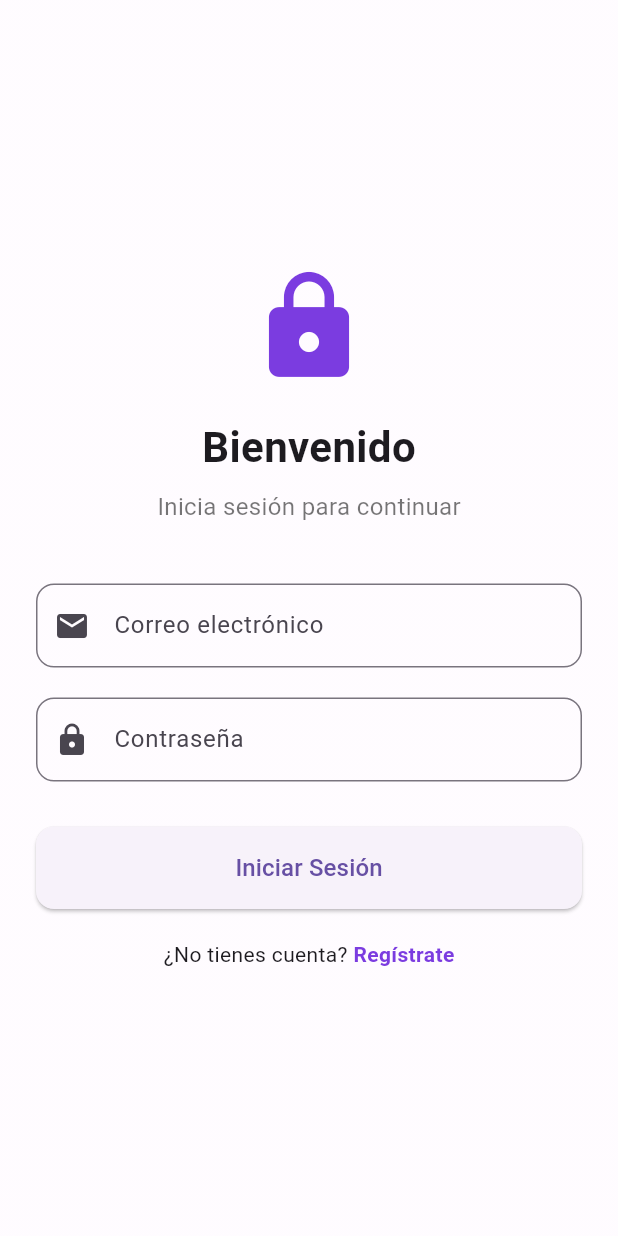
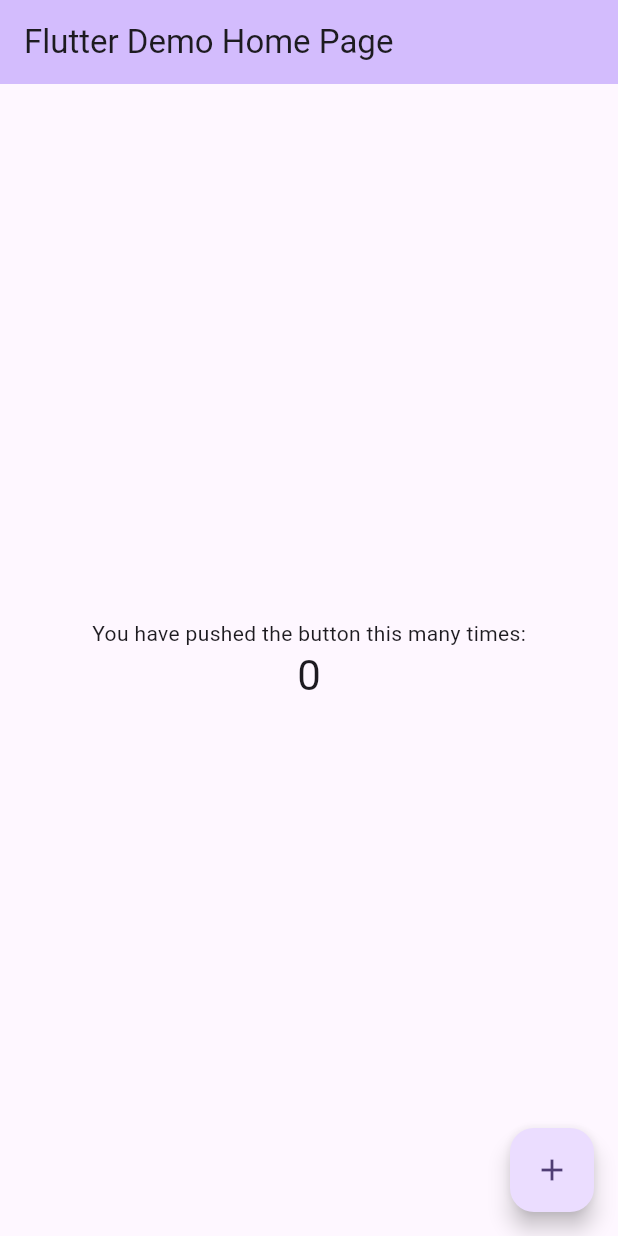
Before and after one commit to JOSSEyela/app-tareas, a Flutter app: the screen it shows after launch, on a phone screen of 412 x 824 dp. Run offline on Flutter 3.47's test engine with Material 3 defaults, Android fonts, the phone set to English and light mode, and no system bars.

Commit message:
Revert "Feat/login UI"

```diff
--- a/lib/main.dart
+++ b/lib/main.dart
@@ -1,6 +1,4 @@
 import 'package:flutter/material.dart';
-
-import 'screens/auth/login_screen.dart'; // Importa la pantalla de login
 
 void main() {
   runApp(const MyApp());
@@ -9,15 +7,116 @@ void main() {
 class MyApp extends StatelessWidget {
   const MyApp({super.key});
 
+  // This widget is the root of your application.
   @override
   Widget build(BuildContext context) {
     return MaterialApp(
-      debugShowCheckedModeBanner: false, // Quita el banner de debug
-      title: 'Mi App Flutter',
-      theme: ThemeData.light(),  // Tema claro por defecto
-      darkTheme: ThemeData.dark(), // Tema oscuro (se activará luego con Provider)
-      themeMode: ThemeMode.system, // Usa el tema del sistema
-      home: LoginScreen(), // <-- Aquí estableces la pantalla inicial
+      title: 'Flutter Demo',
+      theme: ThemeData(
+        // This is the theme of your application.
+        //
+        // TRY THIS: Try running your application with "flutter run". You'll see
+        // the application has a purple toolbar. Then, without quitting the app,
+        // try changing the seedColor in the colorScheme below to Colors.green
+        // and then invoke "hot reload" (save your changes or press the "hot
+        // reload" button in a Flutter-supported IDE, or press "r" if you used
+        // the command line to start the app).
+        //
+        // Notice that the counter didn't reset back to zero; the application
+        // state is not lost during the reload. To reset the state, use hot
+        // restart instead.
+        //
+        // This works for code too, not just values: Most code changes can be
+        // tested with just a hot reload.
+        colorScheme: ColorScheme.fromSeed(seedColor: Colors.deepPurple),
+      ),
+      home: const MyHomePage(title: 'Flutter Demo Home Page'),
     );
   }
 }
+
+class MyHomePage extends StatefulWidget {
+  const MyHomePage({super.key, required this.title});
+
+  // This widget is the home page of your application. It is stateful, meaning
+  // that it has a State object (defined below) that contains fields that affect
+  // how it looks.
+
+  // This class is the configuration for the state. It holds the values (in this
+  // case the title) provided by the parent (in this case the App widget) and
+  // used by the build method of the State. Fields in a Widget subclass are
+  // always marked "final".
+
+  final String title;
+
+  @override
+  State<MyHomePage> createState() => _MyHomePageState();
+}
+
+class _MyHomePageState extends State<MyHomePage> {
+  int _counter = 0;
+
+  void _incrementCounter() {
+    setState(() {
+      // This call to setState tells the Flutter framework that something has
+      // changed in this State, which causes it to rerun the build method below
+      // so that the display can reflect the updated values. If we changed
+      // _counter without calling setState(), then the build method would not be
+      // called again, and so nothing would appear to happen.
+      _counter++;
+    });
+  }
+
+  @override
+  Widget build(BuildContext context) {
+    // This method is rerun every time setState is called, for instance as done
+    // by the _incrementCounter method above.
+    //
+    // The Flutter framework has been optimized to make rerunning build methods
+    // fast, so that you can just rebuild anything that needs updating rather
+    // than having to individually change instances of widgets.
+    return Scaffold(
+      appBar: AppBar(
+        // TRY THIS: Try changing the color here to a specific color (to
+        // Colors.amber, perhaps?) and trigger a hot reload to see the AppBar
+        // change color while the other colors stay the same.
+        backgroundColor: Theme.of(context).colorScheme.inversePrimary,
+        // Here we take the value from the MyHomePage object that was created by
+        // the App.build method, and use it to set our appbar title.
+        title: Text(widget.title),
+      ),
+      body: Center(
+        // Center is a layout widget. It takes a single child and positions it
+        // in the middle of the parent.
+        child: Column(
+          // Column is also a layout widget. It takes a list of children and
+          // arranges them vertically. By default, it sizes itself to fit its
+          // children horizontally, and tries to be as tall as its parent.
+          //
+          // Column has various properties to control how it sizes itself and
+          // how it positions its children. Here we use mainAxisAlignment to
+          // center the children vertically; the main axis here is the vertical
+          // axis because Columns are vertical (the cross axis would be
+          // horizontal).
+          //
+          // TRY THIS: Invoke "debug painting" (choose the "Toggle Debug Paint"
+          // action in the IDE, or press "p" in the console), to see the
+          // wireframe for each widget.
+          mainAxisAlignment: MainAxisAlignment.center,
+          children: <Widget>[
+            const Text('You have pushed the button this many times:'),
+            Text(
+              '$_counter',
+              style: Theme.of(context).textTheme.headlineMedium,
+            ),
+          ],
+        ),
+      ),
+      floatingActionButton: FloatingActionButton(
+        onPressed: _incrementCounter,
+        tooltip: 'Increment',
+        child: const Icon(Icons.add),
+      ), // This trailing comma makes auto-formatting nicer for build methods.
+    );
+  }
+}
--- a/lib/screens/auth/login_screen.dart
+++ /dev/null
@@ -1,102 +0,0 @@
-import 'package:flutter/material.dart';
-
-import '../../widgets/custom_button.dart';
-import '../../widgets/custom_text_field.dart';
-
-class LoginScreen extends StatelessWidget {
-  LoginScreen({super.key});
-
-  // Controladores para los campos de texto
-  final TextEditingController emailController = TextEditingController();
-  final TextEditingController passwordController = TextEditingController();
-
-  @override
-  Widget build(BuildContext context) {
-    return Scaffold(
-      body: Container(
-        width: double.infinity,
-        decoration: const BoxDecoration(
-          gradient: LinearGradient(
-            colors: [Color.fromARGB(147, 255, 255, 255), Color.fromARGB(146, 255, 255, 255)],
-            begin: Alignment.topCenter,
-            end: Alignment.bottomCenter,
-          ),
-        ),
-        child: SafeArea(
-          child: Center(
-            child: SingleChildScrollView(
-              padding: const EdgeInsets.symmetric(horizontal: 24, vertical: 40),
-              child: Column(
-                mainAxisAlignment: MainAxisAlignment.center,
-                children: [
-                  // Logo o título
-                  const Icon(Icons.lock, size: 80, color: Color.fromARGB(255, 123, 60, 224)),
-                  const SizedBox(height: 20),
-                  const Text(
-                    "Bienvenido",
-                    style: TextStyle(fontSize: 28, fontWeight: FontWeight.bold),
-                  ),
-                  const SizedBox(height: 8),
-                  const Text(
-                    "Inicia sesión para continuar",
-                    style: TextStyle(fontSize: 16, color: Colors.black54),
-                  ),
-                  const SizedBox(height: 40),
-
-                  // Campo de email
-                  CustomTextField(
-                    label: "Correo electrónico",
-                    icon: Icons.email,
-                    controller: emailController,
-                  ),
-                  const SizedBox(height: 20),
-
-                  // Campo de contraseña
-                  CustomTextField(
-                    label: "Contraseña",
-                    icon: Icons.lock,
-                    isPassword: true,
-                    controller: passwordController,
-                  ),
-                  const SizedBox(height: 30),
-
-                  // Botón de iniciar sesión
-                  CustomButton(
-                    text: "Iniciar Sesión",
-                    onPressed: () {
-                      // Aquí luego se agregará la lógica con Firebase
-                      ScaffoldMessenger.of(context).showSnackBar(
-                        const SnackBar(content: Text("Iniciando sesión...")),
-                      );
-                    },
-                  ),
-                  const SizedBox(height: 20),
-
-                  // Link de registro
-                  Row(
-                    mainAxisAlignment: MainAxisAlignment.center,
-                    children: [
-                      const Text("¿No tienes cuenta? "),
-                      GestureDetector(
-                        onTap: () {
-                          // Navegación futura a la pantalla de registro
-                        },
-                        child: const Text(
-                          "Regístrate",
-                          style: TextStyle(
-                            color: Color.fromARGB(255, 123, 60, 224),
-                            fontWeight: FontWeight.bold,
-                          ),
-                        ),
-                      ),
-                    ],
-                  )
-                ],
-              ),
-            ),
-          ),
-        ),
-      ),
-    );
-  }
-}
--- a/lib/widgets/custom_button.dart
+++ /dev/null
@@ -1,32 +0,0 @@
-import 'package:flutter/material.dart';
-
-class CustomButton extends StatelessWidget {
-  final String text;
-  final VoidCallback onPressed;
-
-  const CustomButton({
-    super.key,
-    required this.text,
-    required this.onPressed,
-  });
-
-  @override
-  Widget build(BuildContext context) {
-    return SizedBox(
-      width: double.infinity, // Ocupa todo el ancho
-      child: ElevatedButton(
-        style: ElevatedButton.styleFrom(
-          padding: const EdgeInsets.symmetric(vertical: 16),
-          shape: RoundedRectangleBorder(
-            borderRadius: BorderRadius.circular(12),
-          ),
-        ),
-        onPressed: onPressed,
-        child: Text(
-          text,
-          style: const TextStyle(fontSize: 16),
-        ),
-      ),
-    );
-  }
-}
--- a/lib/widgets/custom_text_field.dart
+++ /dev/null
@@ -1,31 +0,0 @@
-import 'package:flutter/material.dart';
-
-class CustomTextField extends StatelessWidget {
-  final String label;
-  final IconData icon;
-  final bool isPassword;
-  final TextEditingController controller;
-
-  const CustomTextField({
-    super.key,
-    required this.label,
-    required this.icon,
-    this.isPassword = false,
-    required this.controller,
-  });
-
-  @override
-  Widget build(BuildContext context) {
-    return TextField(
-      controller: controller,
-      obscureText: isPassword, // Oculta texto si es contraseña
-      decoration: InputDecoration(
-        prefixIcon: Icon(icon),
-        labelText: label,
-        border: OutlineInputBorder(
-          borderRadius: BorderRadius.circular(12),
-        ),
-      ),
-    );
-  }
-}
```
Also changed, not shown: lib/app.dart (deleted), lib/models/task.dart (deleted), lib/providers/task_provider.dart (deleted), lib/providers/themes_provider.dart (deleted), lib/routes.dart (deleted), lib/screens/add_task_screen.dart (deleted), lib/screens/auth/register_screen.dart (deleted), lib/screens/home.screen.dart (deleted), lib/screens/profile_screen.dart (deleted), lib/services/auth_service.dart (deleted), lib/services/firestore_service.dart (deleted), lib/widgets/task_card.dart (deleted).
